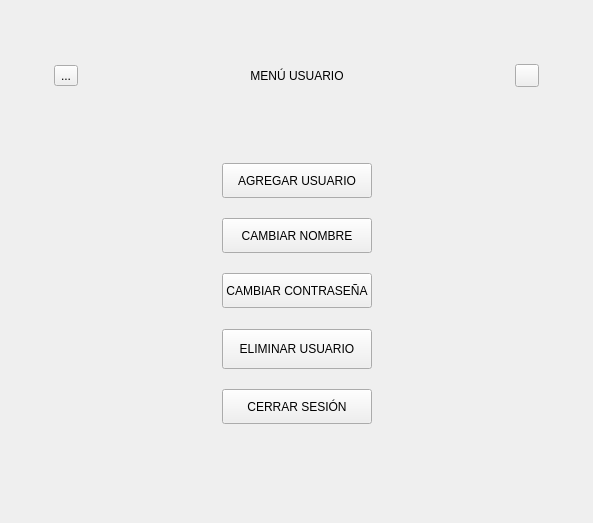
First picture: the form in USUARIOS.ui, repository Matapuercos666/OPTICA, before the edit.
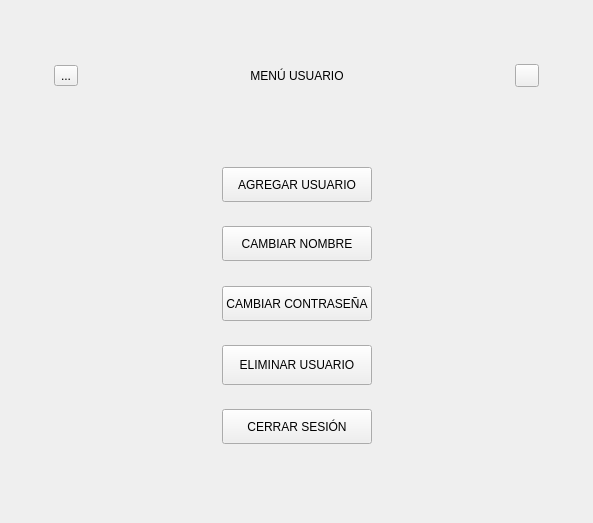
Second picture: the form after the edit. Icons and pictures are not drawn.

```diff
--- a/USUARIOS.ui
+++ b/USUARIOS.ui
@@ -39,7 +39,7 @@
           <number>35</number>
          </property>
          <item row="1" column="0">
-          <layout class="QGridLayout" name="MenuUsuario" rowstretch="1,5,1,5,1,5,1,5,1,5,1" columnstretch="5,4,5">
+          <layout class="QGridLayout" name="MenuUsuario" rowstretch="1,5,1,5,1,5,1,5,1,5" columnstretch="5,4,5">
            <property name="topMargin">
             <number>35</number>
            </property>
```
Left out of the diff: 2 changed lines with no effect on the pictures.
